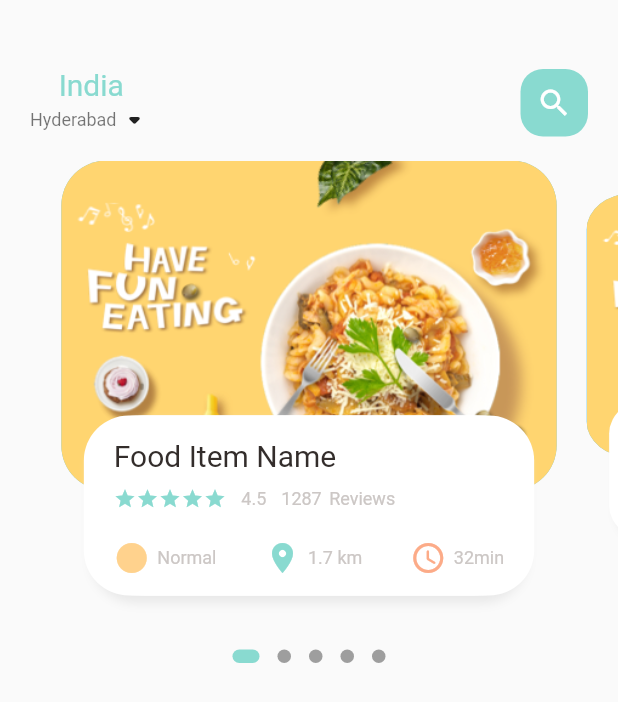
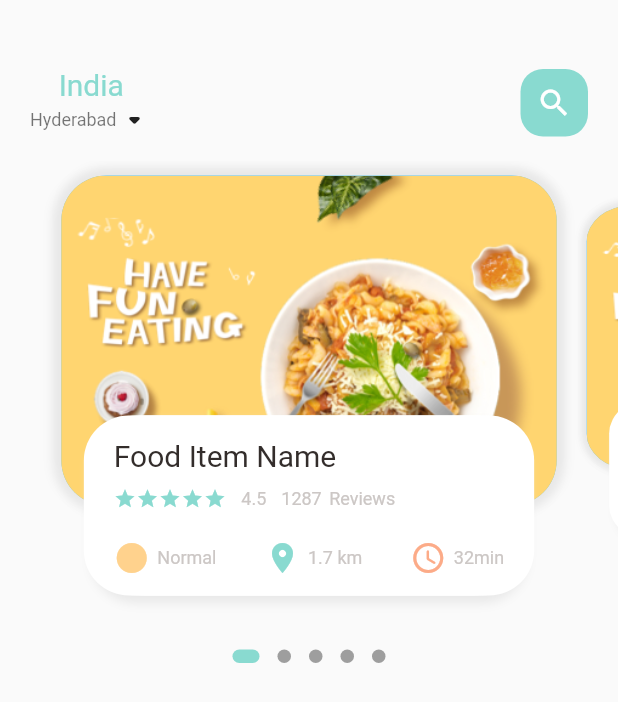
Before and after one commit to pullsaki/food-app, a Flutter app: the screen it shows after launch, on a phone screen of 412 x 824 dp. Shown: the top 702 px of the screen. Run offline on Flutter 3.47's test engine with Material 2 defaults, Android fonts, the phone set to English and light mode, and no system bars; drawn by our look-alikes of dots_indicator.

```diff
--- a/lib/home/food_page_body.dart
+++ b/lib/home/food_page_body.dart
@@ -92,7 +92,7 @@ class _FoodPageBodyState extends State<FoodPageBody> {
         children: [
           Container(
             height: 220,
-            margin: const EdgeInsets.symmetric(horizontal: 10),
+            margin: const EdgeInsets.symmetric(horizontal: 10, vertical: 10),
             decoration: BoxDecoration(
               borderRadius: BorderRadius.circular(30),
               color: const Color(0xFF69c5df),
@@ -100,6 +100,36 @@ class _FoodPageBodyState extends State<FoodPageBody> {
                 image: AssetImage('assets/image/food0.png'),
                 fit: BoxFit.cover,
               ),
+              boxShadow: [
+                BoxShadow(
+                  color: const Color(0xFFe8e8e8),
+                  blurRadius: 5,
+                  offset: (_currPageValue == index)
+                      ? const Offset(0, 5)
+                      : const Offset(0, 2),
+                ),
+                BoxShadow(
+                  color: const Color(0xFFe8e8e8),
+                  blurRadius: 5,
+                  offset: (_currPageValue == index)
+                      ? const Offset(-5, 0)
+                      : const Offset(-2, 0),
+                ),
+                BoxShadow(
+                  color: const Color(0xFFe8e8e8),
+                  blurRadius: 5,
+                  offset: (_currPageValue == index)
+                      ? const Offset(5, 0)
+                      : const Offset(2, 0),
+                ),
+                BoxShadow(
+                  color: const Color(0xFFe8e8e8),
+                  blurRadius: 5,
+                  offset: (_currPageValue == index)
+                      ? const Offset(0, -5)
+                      : const Offset(0, -2),
+                )
+              ],
             ),
           ),
           Align(
```
